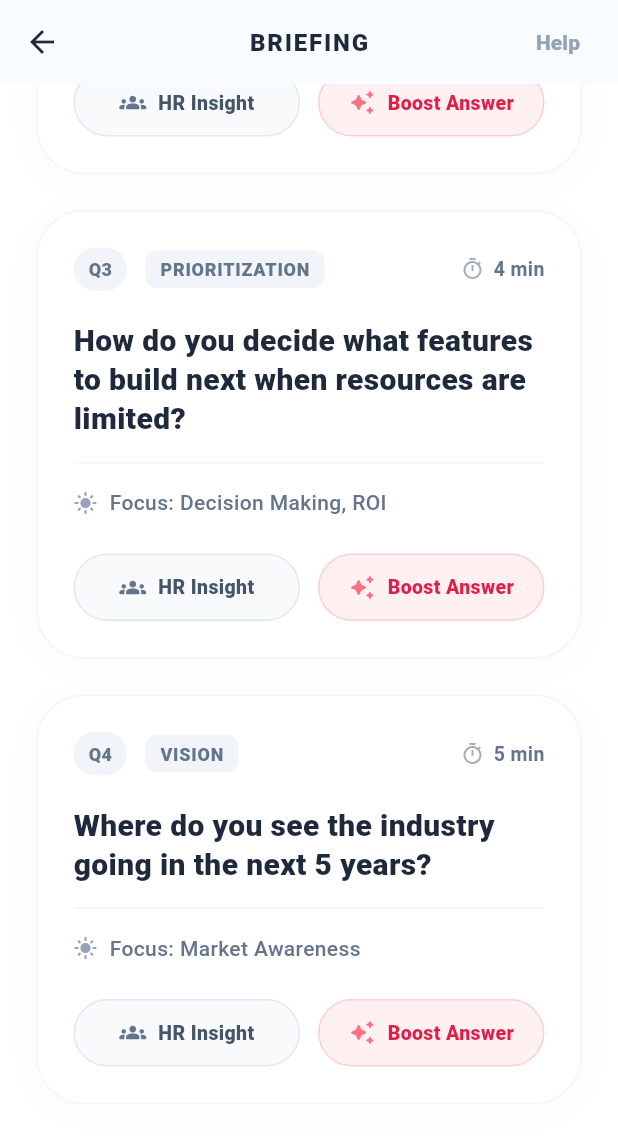
After one commit to BacotAI/bacot-ai-mobile, a Flutter app: the MissionBriefingPage screen opened by its route, scrolled down 753 dp, after a tap on "HR Insight", on a phone screen of 412 x 824 dp. The commit adds this screen. Shown: the top 1143 px of the screen. Run offline on Flutter 3.47's test engine with Material 3 defaults, Android fonts, the phone set to English and light mode, and no system bars; our stand-ins replace animated_text_kit, auto_route, cached_network_image, camera, confetti, dio and 11 more; missing offline and left inert: audio_waveforms, ffmpeg_kit_flutter_new, google_mlkit_commons, google_mlkit_face_detection, google_mlkit_image_labeling, google_mlkit_object_detection and 3 more; accounts and stored records are empty; network calls fail.

Commit message:
feat: Introduce mission briefing page with help bottom sheet, question card, and updated routing.

```diff
--- a/lib/app/router/app_router.dart
+++ b/lib/app/router/app_router.dart
@@ -9,7 +9,6 @@ class AppRouter extends RootStackRouter {
 
   @override
   List<AutoRoute> get routes => [
-    // AutoRoute(page: HomeRoute.page, initial: true),
     AutoRoute(page: LoginRoute.page, initial: true),
     AutoRoute(page: HomeRoute.page, guards: [authGuard]),
     AutoRoute(page: AudioInputRoute.page, guards: [authGuard]),
@@ -18,5 +17,6 @@ class AppRouter extends RootStackRouter {
     AutoRoute(page: IceBreakingRoute.page, guards: [authGuard]),
     AutoRoute(page: OnInterviewRoute.page, guards: [authGuard]),
     AutoRoute(page: InterviewBriefingRoute.page, guards: [authGuard]),
+    AutoRoute(page: MissionBriefingRoute.page, guards: [authGuard]),
   ];
 }
--- a/lib/app/router/auth_guard.dart
+++ b/lib/app/router/auth_guard.dart
@@ -12,7 +12,7 @@ class AuthGuard implements AutoRouteGuard {
   ) async {
     final isLoggedIn = await DI.authRepository.isLoggedIn();
 
-    if (isLoggedIn) {
+    if (!isLoggedIn) {
       resolver.next(true);
     } else {
       router.replace(const LoginRoute());
--- a/lib/features/auth/models/save_user_model.dart
+++ b/lib/features/auth/models/save_user_model.dart
@@ -28,4 +28,8 @@ class SaveUserModel {
       'photoUrl': photoUrl,
     };
   }
+
+  @override
+  String toString() =>
+      'SaveUserModel(id: $id, email: $email, displayName: $displayName, photoUrl: $photoUrl)';
 }
--- a/lib/features/home/presentation/pages/home_page.dart
+++ b/lib/features/home/presentation/pages/home_page.dart
@@ -19,7 +19,7 @@ class _HomePageState extends State<HomePage> {
   void initState() {
     // TODO: implement initState
     super.initState();
-    testApi();
+    // testApi();
   }
 
   Future<void> testApi() async {
--- a/lib/features/pre_interview/presentation/pages/interview_briefing_page.dart
+++ b/lib/features/pre_interview/presentation/pages/interview_briefing_page.dart
@@ -4,6 +4,7 @@ import '../widgets/briefing_card.dart';
 import '../widgets/briefing_tag.dart';
 import '../widgets/pulse_animation.dart';
 import '../widgets/preparation_help_bottom_sheet.dart';
+import '../../../../app/router/app_router.gr.dart';
 
 @RoutePage()
 class InterviewBriefingPage extends StatelessWidget {
@@ -130,7 +131,8 @@ class InterviewBriefingPage extends StatelessWidget {
               ),
               actionLabel: 'Mulai',
               actionIcon: Icons.arrow_forward_rounded,
-              onActionPressed: () {},
+              onActionPressed: () =>
+                  context.router.push(const MissionBriefingRoute()),
             ),
             BriefingCard(
               title: 'Collaboration',
--- /dev/null
+++ b/lib/features/pre_interview/presentation/pages/mission_briefing_page.dart
@@ -0,0 +1,166 @@
+import 'package:auto_route/auto_route.dart';
+import 'package:flutter/material.dart';
+import '../widgets/mission_question_card.dart';
+import '../widgets/mission_help_bottom_sheet.dart';
+
+@RoutePage()
+class MissionBriefingPage extends StatelessWidget {
+  const MissionBriefingPage({super.key});
+
+  @override
+  Widget build(BuildContext context) {
+    return Scaffold(
+      backgroundColor: Colors.white,
+      appBar: AppBar(
+        backgroundColor: Colors.transparent,
+        elevation: 0,
+        leading: IconButton(
+          icon: const Icon(Icons.arrow_back, color: Color(0xFF1E293B)),
+          onPressed: () => context.router.back(),
+        ),
+        title: const Text(
+          'BRIEFING',
+          style: TextStyle(
+            color: Color(0xFF1E293B),
+            fontWeight: FontWeight.w900,
+            fontSize: 16,
+            letterSpacing: 1.2,
+          ),
+        ),
+        centerTitle: true,
+        actions: [
+          TextButton(
+            onPressed: () => MissionHelpBottomSheet.show(context),
+            child: const Text(
+              'Help',
+              style: TextStyle(
+                color: Color(0xFF94A3B8),
+                fontWeight: FontWeight.w800,
+                fontSize: 14,
+              ),
+            ),
+          ),
+          const SizedBox(width: 8),
+        ],
+      ),
+      body: SingleChildScrollView(
+        padding: const EdgeInsets.symmetric(horizontal: 24, vertical: 24),
+        child: Column(
+          crossAxisAlignment: CrossAxisAlignment.start,
+          children: [
+            Row(
+              children: [
+                Container(
+                  padding: const EdgeInsets.symmetric(
+                    horizontal: 12,
+                    vertical: 6,
+                  ),
+                  decoration: BoxDecoration(
+                    color: const Color(0xFFEEF2FF),
+                    borderRadius: BorderRadius.circular(100),
+                    border: Border.all(color: const Color(0xFFE0E7FF)),
+                  ),
+                  child: const Text(
+                    'STEP 2 OF 3',
+                    style: TextStyle(
+                      color: Color(0xFF6366F1),
+                      fontWeight: FontWeight.w900,
+                      fontSize: 11,
+                    ),
+                  ),
+                ),
+                const SizedBox(width: 12),
+                const Text(
+                  'Product Manager Role',
+                  style: TextStyle(
+                    color: Color(0xFF94A3B8),
+                    fontWeight: FontWeight.w700,
+                    fontSize: 13,
+                  ),
+                ),
+              ],
+            ),
+            const SizedBox(height: 20),
+            const Text(
+              'Mission Briefing',
+              style: TextStyle(
+                fontSize: 36,
+                fontWeight: FontWeight.w900,
+                color: Color(0xFF0F172A),
+                letterSpacing: -1,
+              ),
+            ),
+            const SizedBox(height: 12),
+            RichText(
+              text: TextSpan(
+                style: const TextStyle(
+                  fontSize: 16,
+                  color: Color(0xFF64748B),
+                  height: 1.5,
+                  fontWeight: FontWeight.w500,
+                ),
+                children: [
+                  const TextSpan(
+                    text:
+                        'Review your questions before the timer starts. Use the ',
+                  ),
+                  TextSpan(
+                    text: 'STAR method',
+                    style: TextStyle(
+                      color: const Color(0xFF6366F1),
+                      fontWeight: FontWeight.w800,
+                    ),
+                  ),
+                  const TextSpan(
+                    text: ' to structure your answers effectively.',
+                  ),
+                ],
+              ),
+            ),
+            const SizedBox(height: 32),
+            const MissionQuestionCard(
+              questionNumber: 'Q1',
+              category: 'Behavioral',
+              duration: '3 min',
+              isActive: true,
+              question:
+                  'Tell me about a time you handled a conflict with a coworker.',
+              focus: 'Conflict Resolution, Empathy',
+            ),
+            MissionQuestionCard(
+              questionNumber: 'Q2',
+              category: 'Strategy',
+              duration: '5 min',
+              categoryBgColor: const Color(0xFFF1F5F9),
+              categoryColor: const Color(0xFF64748B),
+              question:
+                  'Describe a product you managed that failed to meet expectations.',
+              focus: 'Retrospective, Learning',
+            ),
+            MissionQuestionCard(
+              questionNumber: 'Q3',
+              category: 'Prioritization',
+              duration: '4 min',
+              categoryBgColor: const Color(0xFFF1F5F9),
+              categoryColor: const Color(0xFF64748B),
+              question:
+                  'How do you decide what features to build next when resources are limited?',
+              focus: 'Decision Making, ROI',
+            ),
+            MissionQuestionCard(
+              questionNumber: 'Q4',
+              category: 'Vision',
+              duration: '5 min',
+              categoryBgColor: const Color(0xFFF1F5F9),
+              categoryColor: const Color(0xFF64748B),
+              question:
+                  'Where do you see the industry going in the next 5 years?',
+              focus: 'Market Awareness',
+            ),
+            const SizedBox(height: 40),
+          ],
+        ),
+      ),
+    );
+  }
+}
--- /dev/null
+++ b/lib/features/pre_interview/presentation/widgets/mission_question_card.dart
@@ -0,0 +1,211 @@
+import 'package:flutter/material.dart';
+import 'briefing_tag.dart';
+
+class MissionQuestionCard extends StatelessWidget {
+  final String questionNumber;
+  final String category;
+  final String duration;
+  final String question;
+  final String focus;
+  final Color categoryColor;
+  final Color categoryBgColor;
+  final bool isActive;
+
+  const MissionQuestionCard({
+    super.key,
+    required this.questionNumber,
+    required this.category,
+    required this.duration,
+    required this.question,
+    required this.focus,
+    this.categoryColor = const Color(0xFF6366F1),
+    this.categoryBgColor = const Color(0xFFEEF2FF),
+    this.isActive = false,
+  });
+
+  @override
+  Widget build(BuildContext context) {
+    return Container(
+      margin: const EdgeInsets.only(bottom: 24),
+      decoration: BoxDecoration(
+        color: Colors.white,
+        borderRadius: BorderRadius.circular(32),
+        border: isActive
+            ? Border.all(
+                color: const Color(0xFF6366F1).withAlpha(100),
+                width: 2,
+              )
+            : Border.all(color: const Color(0xFFF1F5F9), width: 1),
+        boxShadow: isActive
+            ? [
+                BoxShadow(
+                  color: const Color(0xFF6366F1).withAlpha(20),
+                  blurRadius: 30,
+                  offset: const Offset(0, 10),
+                ),
+              ]
+            : [
+                BoxShadow(
+                  color: Colors.black.withAlpha(5),
+                  blurRadius: 20,
+                  offset: const Offset(0, 4),
+                ),
+              ],
+      ),
+      child: Padding(
+        padding: const EdgeInsets.all(24),
+        child: Column(
+          crossAxisAlignment: CrossAxisAlignment.start,
+          children: [
+            Row(
+              children: [
+                Container(
+                  padding: const EdgeInsets.symmetric(
+                    horizontal: 10,
+                    vertical: 6,
+                  ),
+                  decoration: BoxDecoration(
+                    color: isActive
+                        ? const Color(0xFF6366F1)
+                        : const Color(0xFFF1F5F9),
+                    borderRadius: BorderRadius.circular(100),
+                  ),
+                  child: Text(
+                    questionNumber,
+                    style: TextStyle(
+                      color: isActive ? Colors.white : const Color(0xFF64748B),
+                      fontWeight: FontWeight.w900,
+                      fontSize: 12,
+                    ),
+                  ),
+                ),
+                const SizedBox(width: 12),
+                BriefingTag(
+                  label: category.toUpperCase(),
+                  backgroundColor: categoryBgColor,
+                  textColor: categoryColor,
+                ),
+                const Spacer(),
+                Icon(
+                  Icons.timer_outlined,
+                  size: 16,
+                  color: const Color(0xFF64748B).withAlpha(150),
+                ),
+                const SizedBox(width: 6),
+                Text(
+                  duration,
+                  style: const TextStyle(
+                    fontSize: 13,
+                    fontWeight: FontWeight.w600,
+                    color: Color(0xFF64748B),
+                  ),
+                ),
+              ],
+            ),
+            const SizedBox(height: 20),
+            Text(
+              question,
+              style: const TextStyle(
+                fontSize: 20,
+                fontWeight: FontWeight.w800,
+                color: Color(0xFF1E293B),
+                height: 1.3,
+              ),
+            ),
+            const SizedBox(height: 16),
+            const Divider(color: Color(0xFFF1F5F9), height: 1),
+            const SizedBox(height: 16),
+            Row(
+              children: [
+                const Icon(
+                  Icons.light_mode_rounded,
+                  size: 16,
+                  color: Color(0xFF94A3B8),
+                ),
+                const SizedBox(width: 8),
+                Expanded(
+                  child: Text(
+                    'Focus: $focus',
+                    style: const TextStyle(
+                      fontSize: 14,
+                      fontWeight: FontWeight.w500,
+                      color: Color(0xFF64748B),
+                    ),
+                  ),
+                ),
+              ],
+            ),
+            const SizedBox(height: 24),
+            Row(
+              children: [
+                Expanded(
+                  child: _buildActionButton(
+                    icon: Icons.groups_rounded,
+                    label: 'HR Insight',
+                    onPressed: () {},
+                  ),
+                ),
+                const SizedBox(width: 12),
+                Expanded(
+                  child: _buildActionButton(
+                    icon: Icons.auto_awesome_rounded,
+                    label: 'Boost Answer',
+                    isPrimary: true,
+                    onPressed: () {},
+                  ),
+                ),
+              ],
+            ),
+          ],
+        ),
+      ),
+    );
+  }
+
+  Widget _buildActionButton({
+    required IconData icon,
+    required String label,
+    required VoidCallback onPressed,
+    bool isPrimary = false,
+  }) {
+    return InkWell(
+      onTap: onPressed,
+      borderRadius: BorderRadius.circular(100),
+      child: Container(
+        padding: const EdgeInsets.symmetric(vertical: 12),
+        decoration: BoxDecoration(
+          color: isPrimary ? const Color(0xFFFFF1F2) : const Color(0xFFF8FAFC),
+          borderRadius: BorderRadius.circular(100),
+          border: Border.all(
+            color: isPrimary
+                ? const Color(0xFFFECDD3)
+                : const Color(0xFFE2E8F0),
+          ),
+        ),
+        child: Row(
+          mainAxisAlignment: MainAxisAlignment.center,
+          children: [
+            Icon(
+              icon,
+              size: 18,
+              color: isPrimary
+                  ? const Color(0xFFFB7185)
+                  : const Color(0xFF64748B),
+            ),
+            const SizedBox(width: 8),
+            Text(
+              label,
+              style: TextStyle(
+                fontSize: 13,
+                fontWeight: FontWeight.w800,
+                color: isPrimary
+                    ? const Color(0xFFE11D48)
+                    : const Color(0xFF475569),
+              ),
+            ),
+          ],
+        ),
+      ),
+    );
+  }
+}
```
Also changed, not shown: lib/core/utils/sizes.dart (added, +17 -0 lines), lib/features/pre_interview/presentation/widgets/mission_help_bottom_sheet.dart (added, +136 -0 lines), lib/app/router/app_router.gr.dart.
